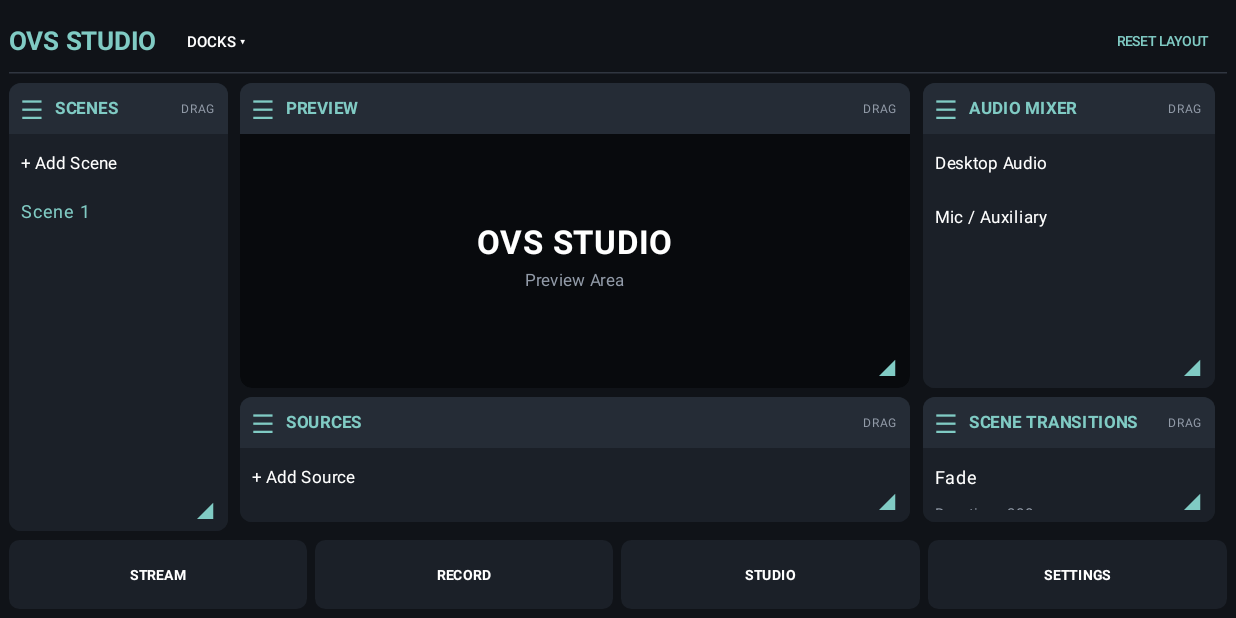
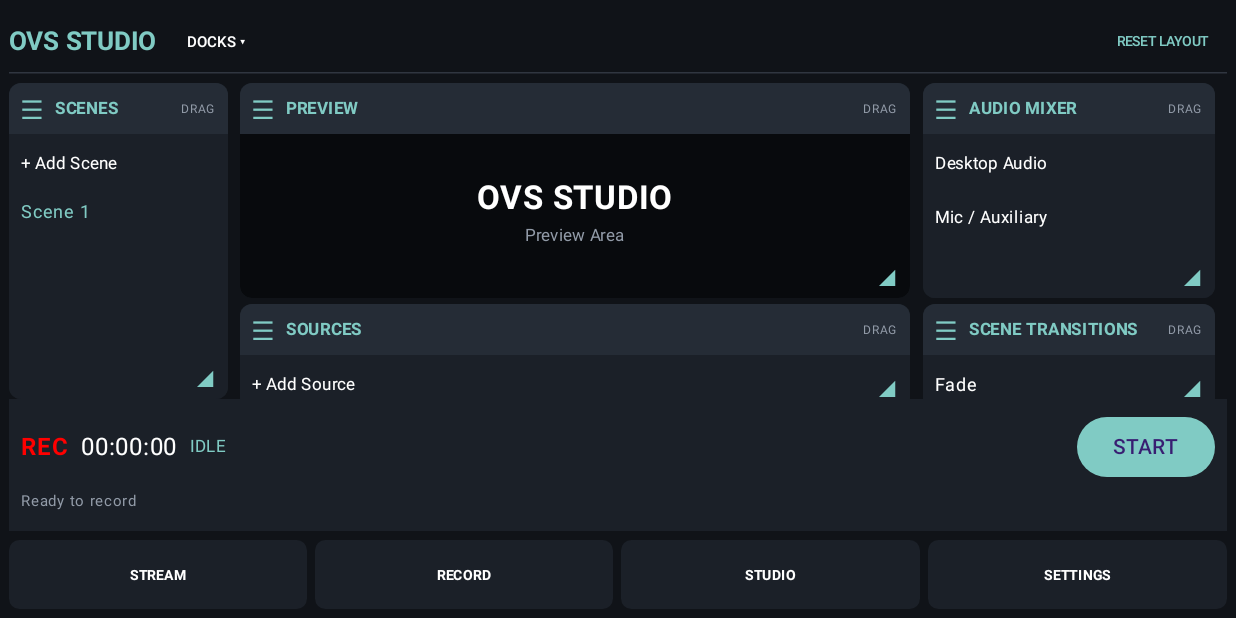
Before and after one commit to HarxhXT/OVS-Studio, an Android app built with Jetpack Compose: the screen it shows after launch (MainActivity), on a phone screen of 824 x 412 dp (held sideways). Run offline under Robolectric (Android 15) with nearby library versions, the phone set to English and light mode, and no system bars.

Commit message:
Implement RecordingControls composable
Added RecordingControls composable for managing recording state and permissions.

```diff
--- a/app/src/main/java/com/harxhxt/ovsstudio/MainActivity.kt
+++ b/app/src/main/java/com/harxhxt/ovsstudio/MainActivity.kt
@@ -1,9 +1,18 @@
 package com.harxhxt.ovsstudio
 
+import android.Manifest
+import android.app.Activity
+import android.content.BroadcastReceiver
+import android.content.Context
+import android.content.Intent
+import android.content.IntentFilter
+import android.content.pm.PackageManager
+import android.os.Build
 import android.os.Bundle
-import android.content.SharedPreferences
 import androidx.activity.ComponentActivity
 import androidx.activity.compose.setContent
+import androidx.activity.compose.rememberLauncherForActivityResult
+import androidx.activity.result.contract.ActivityResultContracts
 import androidx.compose.foundation.background
 import androidx.compose.foundation.gestures.detectDragGestures
 import androidx.compose.foundation.layout.*
@@ -77,7 +86,7 @@ fun defaultDocks(): MutableList<Dock> {
 }
 
 fun loadDocks(
-    preferences: SharedPreferences
+    preferences: android.content.SharedPreferences
 ): MutableList<Dock> {
     val defaults = defaultDocks()
 
@@ -118,7 +127,6 @@ fun OvsWorkspace() {
         "${it.type}:${it.x}:${it.y}:${it.width}:${it.height}:${it.visible}"
     }
 
-    // Automatically save workspace changes
     LaunchedEffect(layoutSignature) {
         delay(300)
 
@@ -127,7 +135,6 @@ fun OvsWorkspace() {
 
             docks.forEach { dock ->
                 val key = dock.type
-
                 putFloat("${key}_x", dock.x)
                 putFloat("${key}_y", dock.y)
                 putFloat("${key}_width", dock.width)
@@ -139,7 +146,6 @@ fun OvsWorkspace() {
         }
     }
 
-    // Restore default workspace
     fun resetWorkspace() {
         val defaults = defaultDocks()
 
@@ -175,9 +181,7 @@ fun OvsWorkspace() {
 
             Box {
                 TextButton(
-                    onClick = {
-                        docksMenuExpanded = true
-                    }
+                    onClick = { docksMenuExpanded = true }
                 ) {
                     Text(
                         "DOCKS ▾",
@@ -196,18 +200,13 @@ fun OvsWorkspace() {
                         DropdownMenuItem(
                             text = {
                                 Row(
-                                    verticalAlignment =
-                                        Alignment.CenterVertically
+                                    verticalAlignment = Alignment.CenterVertically
                                 ) {
                                     Checkbox(
                                         checked = dock.visible,
                                         onCheckedChange = null
                                     )
-
-                                    Text(
-                                        dock.title,
-                                        fontSize = 12.sp
-                                    )
+                                    Text(dock.title, fontSize = 12.sp)
                                 }
                             },
                             onClick = {
@@ -220,11 +219,7 @@ fun OvsWorkspace() {
 
             Spacer(Modifier.weight(1f))
 
-            TextButton(
-                onClick = {
-                    resetWorkspace()
-                }
-            ) {
+            TextButton(onClick = { resetWorkspace() }) {
                 Text(
                     "RESET LAYOUT",
                     color = Accent,
@@ -249,21 +244,17 @@ fun OvsWorkspace() {
                 if (dock.visible) {
 
                     val panelWidth =
-                        (workspaceWidth * dock.width)
-                            .coerceAtLeast(70.dp)
+                        (workspaceWidth * dock.width).coerceAtLeast(70.dp)
 
                     val panelHeight =
-                        (workspaceHeight * dock.height)
-                            .coerceAtLeast(70.dp)
+                        (workspaceHeight * dock.height).coerceAtLeast(70.dp)
 
                     Column(
                         modifier = Modifier
                             .offset {
                                 IntOffset(
-                                    (workspaceWidth.toPx() * dock.x)
-                                        .roundToInt(),
-                                    (workspaceHeight.toPx() * dock.y)
-                                        .roundToInt()
+                                    (workspaceWidth.toPx() * dock.x).roundToInt(),
+                                    (workspaceHeight.toPx() * dock.y).roundToInt()
                                 )
                             }
                             .width(panelWidth)
@@ -282,27 +273,20 @@ fun OvsWorkspace() {
                                     workspaceWidth,
                                     workspaceHeight
                                 ) {
-                                    detectDragGestures {
-                                        change, dragAmount ->
-
+                                    detectDragGestures { change, dragAmount ->
                                         change.consume()
 
                                         val dx =
-                                            dragAmount.x /
-                                                workspaceWidth.toPx()
+                                            dragAmount.x / workspaceWidth.toPx()
+                                        val dy =
+                                            dragAmount.y / workspaceHeight.toPx()
 
-                                        val dy =
-                                            dragAmount.y /
-                                                workspaceHeight.toPx()
-
-                                        dock.x = (dock.x + dx)
-                                            .coerceIn(
+                                        dock.x = (dock.x + dx).coerceIn(
                                             0f,
                                             1f - dock.width
                                         )
 
-                                        dock.y = (dock.y + dy)
-                                            .coerceIn(
+                                        dock.y = (dock.y + dy).coerceIn(
                                             0f,
                                             1f - dock.height
                                         )
@@ -355,27 +339,20 @@ fun OvsWorkspace() {
                                         workspaceWidth,
                                         workspaceHeight
                                     ) {
-                                        detectDragGestures {
-                                            change, dragAmount ->
-
+                                        detectDragGestures { change, dragAmount ->
                                             change.consume()
 
                                             val dw =
-                                                dragAmount.x /
-                                                    workspaceWidth.toPx()
+                                                dragAmount.x / workspaceWidth.toPx()
+                                            val dh =
+                                                dragAmount.y / workspaceHeight.toPx()
 
-                                            val dh =
-                                                dragAmount.y /
-                                                    workspaceHeight.toPx()
-
-                                            dock.width = (dock.width + dw)
-                                                .coerceIn(
+                                            dock.width = (dock.width + dw).coerceIn(
                                                 0.15f,
                                                 1f - dock.x
                                             )
 
-                                            dock.height = (dock.height + dh)
-                                                .coerceIn(
+                                            dock.height = (dock.height + dh).coerceIn(
                                                 0.15f,
                                                 1f - dock.y
                                             )
@@ -394,6 +371,8 @@ fun OvsWorkspace() {
                 }
             }
         }
+
+        RecordingControls()
 
         Row(
             modifier = Modifier
@@ -425,7 +404,6 @@ fun DockContent(type: String) {
                     fontSize = 22.sp,
                     fontWeight = FontWeight.Bold
                 )
-
                 Text(
                     "Preview Area",
                     color = Muted,
@@ -484,3 +462,216 @@ fun RowScope.WorkspaceButton(label: String) {
         }
     }
 }
+
+@Composable
+fun RecordingControls() {
+    val context = LocalContext.current
+
+    var status by remember {
+        mutableStateOf("IDLE")
+    }
+
+    var seconds by remember {
+        mutableLongStateOf(0L)
+    }
+
+    var message by remember {
+        mutableStateOf("Ready to record")
+    }
+
+    val captureLauncher =
+        rememberLauncherForActivityResult(
+            ActivityResultContracts.StartActivityForResult()
+        ) { result ->
+
+            if (
+                result.resultCode == Activity.RESULT_OK &&
+                result.data != null
+            ) {
+                RecordingManager.startRecording(
+                    context,
+                    result.resultCode,
+                    result.data!!
+                )
+            } else {
+                message = "Screen capture permission denied"
+            }
+        }
+
+    fun requestScreenCapture() {
+        captureLauncher.launch(
+            RecordingManager.createScreenCaptureIntent(context)
+        )
+    }
+
+    val microphoneLauncher =
+        rememberLauncherForActivityResult(
+            ActivityResultContracts.RequestPermission()
+        ) { granted ->
+
+            if (granted) {
+                requestScreenCapture()
+            } else {
+                message = "Microphone permission required"
+            }
+        }
+
+    DisposableEffect(context) {
+        val receiver = object : BroadcastReceiver() {
+            override fun onReceive(
+                context: Context?,
+                intent: Intent?
+            ) {
+                if (
+                    intent?.action ==
+                    RecordingManager.ACTION_STATUS
+                ) {
+                    status = intent.getStringExtra(
+                        RecordingManager.EXTRA_STATUS
+                    ) ?: "IDLE"
+
+                    seconds = intent.getLongExtra(
+                        RecordingManager.EXTRA_SECONDS,
+                        0L
+                    )
+
+                    message = intent.getStringExtra(
+                        RecordingManager.EXTRA_MESSAGE
+                    ) ?: ""
+                }
+            }
+        }
+
+        val filter = IntentFilter(
+            RecordingManager.ACTION_STATUS
+        )
+
+        if (Build.VERSION.SDK_INT >= 33) {
+            context.registerReceiver(
+                receiver,
+                filter,
+                Context.RECEIVER_NOT_EXPORTED
+            )
+        } else {
+            @Suppress("DEPRECATION")
+            context.registerReceiver(receiver, filter)
+        }
+
+        onDispose {
+            try {
+                context.unregisterReceiver(receiver)
+            } catch (_: Exception) {
+            }
+        }
+    }
+
+    val timeText = String.format(
+        "%02d:%02d:%02d",
+        seconds / 3600,
+        (seconds % 3600) / 60,
+        seconds % 60
+    )
+
+    Column(
+        modifier = Modifier
+            .fillMaxWidth()
+            .background(Panel)
+            .padding(8.dp)
+    ) {
+        Row(
+            modifier = Modifier.fillMaxWidth(),
+            verticalAlignment = Alignment.CenterVertically,
+            horizontalArrangement = Arrangement.spacedBy(8.dp)
+        ) {
+            Text(
+                "REC",
+                color = Color.Red,
+                fontWeight = FontWeight.Bold
+            )
+
+            Text(
+                timeText,
+                color = Color.White,
+                fontSize = 16.sp
+            )
+
+            Text(
+                status,
+                color = Accent,
+                fontSize = 11.sp
+            )
+
+            Spacer(Modifier.weight(1f))
+
+            when (status) {
+                "IDLE", "STOPPED", "ERROR" -> {
+                    Button(
+                        onClick = {
+                            if (
+                                context.checkSelfPermission(
+                                    Manifest.permission.RECORD_AUDIO
+                                ) == PackageManager.PERMISSION_GRANTED
+                            ) {
+                                requestScreenCapture()
+                            } else {
+                                microphoneLauncher.launch(
+                                    Manifest.permission.RECORD_AUDIO
+                                )
+                            }
+                        }
+                    ) {
+                        Text("START")
+                    }
+                }
+
+                "RECORDING" -> {
+                    Button(
+                        onClick = {
+                            RecordingManager.pause(context)
+                        }
+                    ) {
+                        Text("PAUSE")
+                    }
+
+                    Button(
+                        onClick = {
+                            RecordingManager.stop(context)
+                        },
+                        colors = ButtonDefaults.buttonColors(
+                            containerColor = Color(0xFFB3261E)
+                        )
+                    ) {
+                        Text("STOP")
+                    }
+                }
+
+                "PAUSED" -> {
+                    Button(
+                        onClick = {
+                            RecordingManager.resume(context)
+                        }
+                    ) {
+                        Text("RESUME")
+                    }
+
+                    Button(
+                        onClick = {
+                            RecordingManager.stop(context)
+                        },
+                        colors = ButtonDefaults.buttonColors(
+                            containerColor = Color(0xFFB3261E)
+                        )
+                    ) {
+                        Text("STOP")
+                    }
+                }
+            }
+        }
+
+        Text(
+            message,
+            color = Muted,
+            fontSize = 10.sp
+        )
+    }
+}
```
Lines whose indentation alone changed are shown as unchanged.
